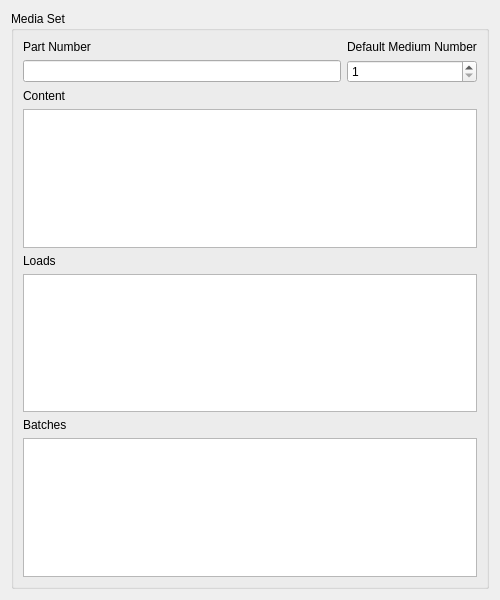
hirah2205/ARINC-665, file lib/arinc665_qt/media/MediaSetWidget.ui: the form before one commit.
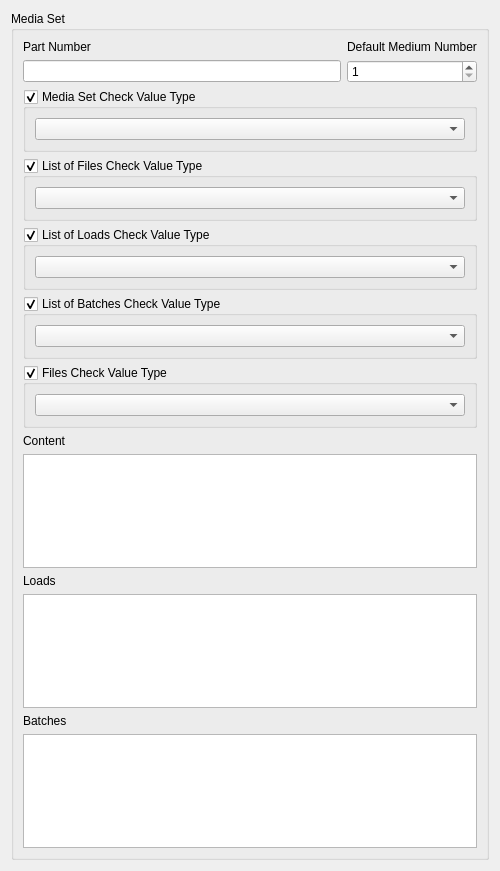
The form after the commit.

Commit message:
Update ARINC 665 Media Widget handling.
Make (Default) Medium Number optional for Directory and File Widget (Checkbox)
Add Optional Check Values for Media Set, Files, Batches, Loads

```diff
--- a/lib/arinc665_qt/media/MediaSetWidget.ui
+++ b/lib/arinc665_qt/media/MediaSetWidget.ui
@@ -8,7 +8,7 @@
     <x>0</x>
     <y>0</y>
     <width>500</width>
-    <height>600</height>
+    <height>871</height>
    </rect>
   </property>
   <layout class="QVBoxLayout" name="verticalLayout">
@@ -18,7 +18,27 @@
       <string>Media Set</string>
      </property>
      <layout class="QGridLayout" name="gridLayout">
-      <item row="7" column="0" colspan="2">
+      <item row="10" column="0" colspan="2">
+       <widget class="QLabel" name="lblLoads">
+        <property name="text">
+         <string>Loads</string>
+        </property>
+        <property name="buddy">
+         <cstring>loads</cstring>
+        </property>
+       </widget>
+      </item>
+      <item row="13" column="0" colspan="2">
+       <widget class="QLabel" name="lblBatches">
+        <property name="text">
+         <string>Batches</string>
+        </property>
+        <property name="buddy">
+         <cstring>batches</cstring>
+        </property>
+       </widget>
+      </item>
+      <item row="12" column="0" colspan="2">
        <widget class="QTableView" name="loads">
         <property name="alternatingRowColors">
          <bool>true</bool>
@@ -37,23 +57,91 @@
         </attribute>
        </widget>
       </item>
+      <item row="1" column="0">
+       <widget class="QLineEdit" name="partNumberLineEdit">
+        <property name="readOnly">
+         <bool>true</bool>
+        </property>
+       </widget>
+      </item>
+      <item row="2" column="0" colspan="2">
+       <widget class="QGroupBox" name="mediaSetCheckValueTypeGroupBox">
+        <property name="title">
+         <string>Media Set Check Value Type</string>
+        </property>
+        <property name="checkable">
+         <bool>true</bool>
+        </property>
+        <layout class="QHBoxLayout" name="horizontalLayout_2">
+         <item>
+          <widget class="QComboBox" name="mediaSetCheckValueType"/>
+         </item>
+        </layout>
+       </widget>
+      </item>
       <item row="4" column="0" colspan="2">
-       <widget class="QTableView" name="content">
-        <property name="alternatingRowColors">
+       <widget class="QGroupBox" name="listOfLoadsCheckValueTypeGroupBox">
+        <property name="title">
+         <string>List of Loads Check Value Type</string>
+        </property>
+        <property name="checkable">
          <bool>true</bool>
         </property>
-        <property name="selectionMode">
-         <enum>QAbstractItemView::NoSelection</enum>
+        <layout class="QHBoxLayout" name="horizontalLayout_4">
+         <item>
+          <widget class="QComboBox" name="listOfLoadsCheckValueType"/>
+         </item>
+        </layout>
+       </widget>
+      </item>
+      <item row="5" column="0" colspan="2">
+       <widget class="QGroupBox" name="listOfBatchesCheckValueTypeGroupBox">
+        <property name="title">
+         <string>List of Batches Check Value Type</string>
         </property>
-        <property name="selectionBehavior">
-         <enum>QAbstractItemView::SelectRows</enum>
+        <property name="checkable">
+         <bool>true</bool>
         </property>
-        <attribute name="horizontalHeaderStretchLastSection">
+        <layout class="QHBoxLayout" name="horizontalLayout_5">
+         <item>
+          <widget class="QComboBox" name="listOfBatchesCheckValueType"/>
+         </item>
+        </layout>
+       </widget>
+      </item>
+      <item row="7" column="0" colspan="2">
+       <widget class="QLabel" name="lblContent">
+        <property name="text">
+         <string>Content</string>
+        </property>
+        <property name="buddy">
+         <cstring>content</cstring>
+        </property>
+       </widget>
+      </item>
+      <item row="1" column="1">
+       <widget class="QSpinBox" name="defaultMediumNumber">
+        <property name="minimum">
+         <number>1</number>
+        </property>
+        <property name="maximum">
+         <number>255</number>
+        </property>
+       </widget>
+      </item>
+      <item row="3" column="0" colspan="2">
+       <widget class="QGroupBox" name="listOfFilesCheckValueTypeGroupBox">
+        <property name="title">
+         <string>List of Files Check Value Type</string>
+        </property>
+        <property name="checkable">
          <bool>true</bool>
-        </attribute>
-        <attribute name="verticalHeaderVisible">
-         <bool>false</bool>
-        </attribute>
+        </property>
+        <layout class="QHBoxLayout" name="horizontalLayout_3">
+         <item>
+          <widget class="QComboBox" name="listOfFilesCheckValueType"/>
+         </item>
+        </layout>
        </widget>
       </item>
       <item row="0" column="1">
@@ -66,6 +154,44 @@
         </property>
        </widget>
       </item>
+      <item row="9" column="0" colspan="2">
+       <widget class="QTableView" name="content">
+        <property name="alternatingRowColors">
+         <bool>true</bool>
+        </property>
+        <property name="selectionMode">
+         <enum>QAbstractItemView::NoSelection</enum>
+        </property>
+        <property name="selectionBehavior">
+         <enum>QAbstractItemView::SelectRows</enum>
+        </property>
+        <attribute name="horizontalHeaderStretchLastSection">
+         <bool>true</bool>
+        </attribute>
+        <attribute name="verticalHeaderVisible">
+         <bool>false</bool>
+        </attribute>
+       </widget>
+      </item>
+      <item row="14" column="0" colspan="2">
+       <widget class="QTableView" name="batches">
+        <property name="alternatingRowColors">
+         <bool>true</bool>
+        </property>
+        <property name="selectionMode">
+         <enum>QAbstractItemView::NoSelection</enum>
+        </property>
+        <property name="selectionBehavior">
+         <enum>QAbstractItemView::SelectRows</enum>
+        </property>
+        <attribute name="horizontalHeaderStretchLastSection">
+         <bool>true</bool>
+        </attribute>
+        <attribute name="verticalHeaderVisible">
+         <bool>false</bool>
+        </attribute>
+       </widget>
+      </item>
       <item row="0" column="0">
        <widget class="QLabel" name="partNumberLabel">
         <property name="text">
@@ -76,70 +202,19 @@
         </property>
        </widget>
       </item>
-      <item row="9" column="0" colspan="2">
-       <widget class="QTableView" name="batches">
-        <property name="alternatingRowColors">
-         <bool>true</bool>
+      <item row="6" column="0" colspan="2">
+       <widget class="QGroupBox" name="filesCheckValueTypeGroupBox">
+        <property name="title">
+         <string>Files Check Value Type</string>
         </property>
-        <property name="selectionMode">
-         <enum>QAbstractItemView::NoSelection</enum>
-        </property>
-        <property name="selectionBehavior">
-         <enum>QAbstractItemView::SelectRows</enum>
-        </property>
-        <attribute name="horizontalHeaderStretchLastSection">
+        <property name="checkable">
          <bool>true</bool>
-        </attribute>
-        <attribute name="verticalHeaderVisible">
-         <bool>false</bool>
-        </attribute>
-       </widget>
-      </item>
-      <item row="1" column="1">
-       <widget class="QSpinBox" name="defaultMediumNumber">
-        <property name="minimum">
-         <number>1</number>
         </property>
-        <property name="maximum">
-         <number>255</number>
-        </property>
-       </widget>
-      </item>
-      <item row="1" column="0">
-       <widget class="QLineEdit" name="partNumberLineEdit">
-        <property name="readOnly">
-         <bool>true</bool>
-        </property>
-       </widget>
-      </item>
-      <item row="2" column="0" colspan="2">
-       <widget class="QLabel" name="lblContent">
-        <property name="text">
-         <string>Content</string>
-        </property>
-        <property name="buddy">
-         <cstring>content</cstring>
-        </property>
-       </widget>
-      </item>
-      <item row="5" column="0" colspan="2">
-       <widget class="QLabel" name="lblLoads">
-        <property name="text">
-         <string>Loads</string>
-        </property>
-        <property name="buddy">
-         <cstring>loads</cstring>
-        </property>
-       </widget>
-      </item>
-      <item row="8" column="0" colspan="2">
-       <widget class="QLabel" name="lblBatches">
-        <property name="text">
-         <string>Batches</string>
-        </property>
-        <property name="buddy">
-         <cstring>batches</cstring>
-        </property>
+        <layout class="QHBoxLayout" name="horizontalLayout_6">
+         <item>
+          <widget class="QComboBox" name="filesCheckValueType"/>
+         </item>
+        </layout>
        </widget>
       </item>
      </layout>
```
Left out of the diff: 10 changed lines with no effect on the pictures. The commit also changes 14 other files.
